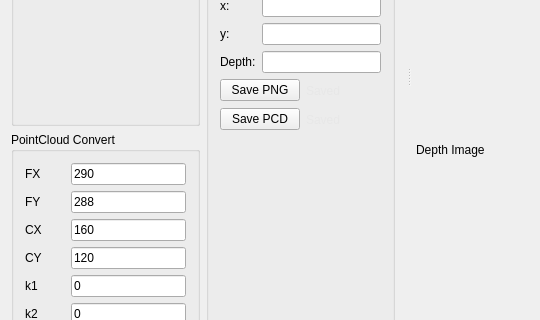
SHU3DVision/SmartEye, file SmartEye/SmartEye/smarteye.ui: the form before one commit; both pictures show x 0 to 540 and y 292 to 612 of the 912 by 741 pixel window.
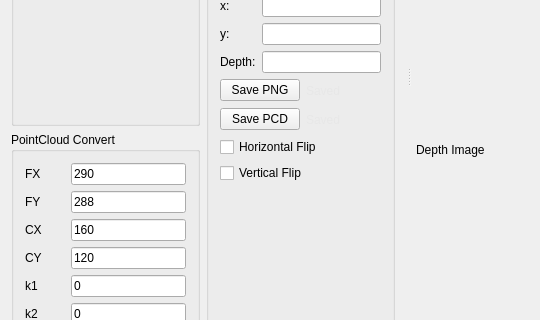
The form after the commit. Icons and pictures are not drawn. Custom widgets are drawn as their Qt base class.

```diff
--- a/SmartEye/SmartEye/smarteye.ui
+++ b/SmartEye/SmartEye/smarteye.ui
@@ -478,6 +478,20 @@
            </item>
           </layout>
          </item>
+         <item>
+          <widget class="QCheckBox" name="HFlip">
+           <property name="text">
+            <string>Horizontal Flip</string>
+           </property>
+          </widget>
+         </item>
+         <item>
+          <widget class="QCheckBox" name="VFlip">
+           <property name="text">
+            <string>Vertical Flip</string>
+           </property>
+          </widget>
+         </item>
          <item>
           <spacer name="verticalSpacer_2">
            <property name="orientation">
```
